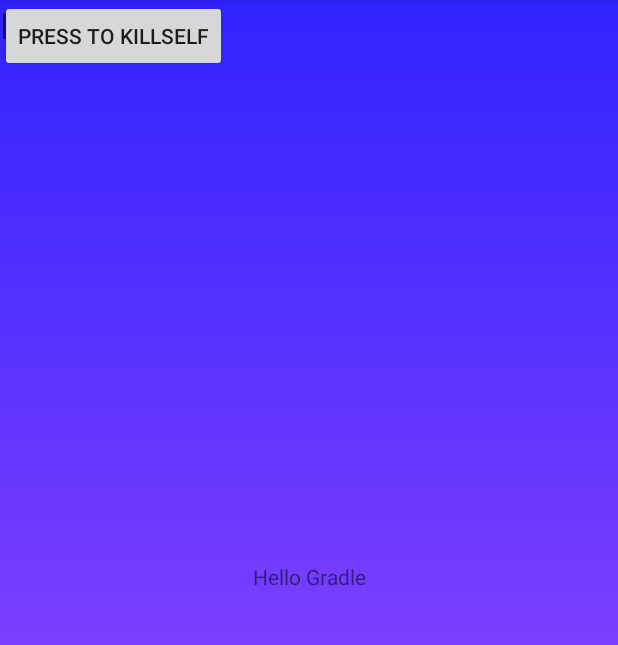
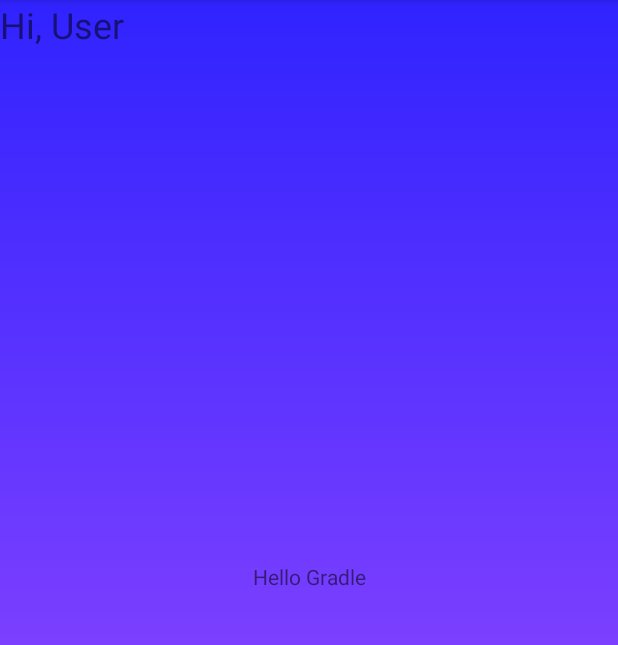
Before and after one commit to BrendanKhavin/SES1B-G2, an Android app: the screen it shows after launch (MainActivity), on a phone screen of 412 x 824 dp, the part 84-729 px from its top. Run offline under Robolectric (Android 15) with nearby library versions, the light colour scheme and no system bars.

Commit message:
Removed button

```diff
--- a/eRestaurantMainPage/app/src/main/res/layout/activity_main.xml
+++ b/eRestaurantMainPage/app/src/main/res/layout/activity_main.xml
@@ -25,12 +25,4 @@
         tools:layout_editor_absoluteX="29dp"
         tools:layout_editor_absoluteY="37dp" />
 
-    <Button
-        android:id="@+id/button"
-        android:layout_width="wrap_content"
-        android:layout_height="wrap_content"
-        android:text="Press to Killself"
-        tools:layout_editor_absoluteX="177dp"
-        tools:layout_editor_absoluteY="511dp" />
-
 </androidx.constraintlayout.widget.ConstraintLayout>
```
